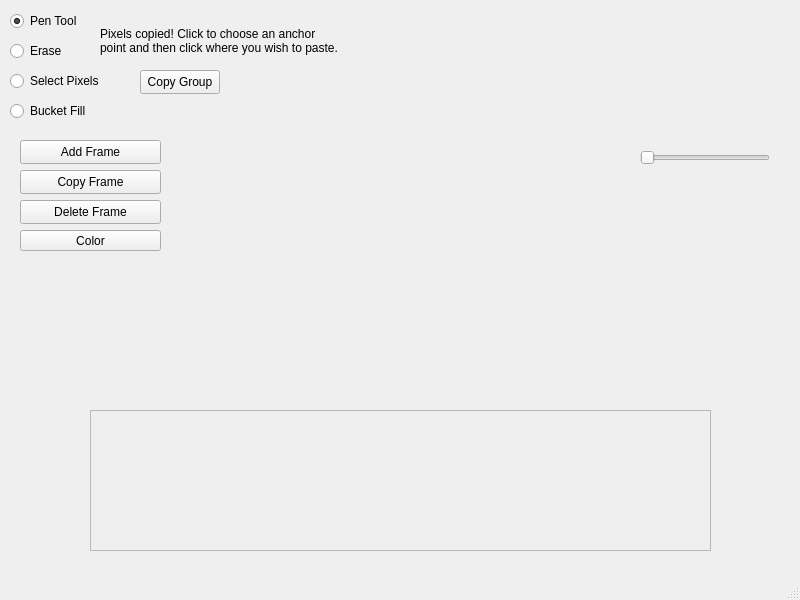
Qt form spriteeditor.ui (25hlarsen4/Sprite-Editor) before a commit.
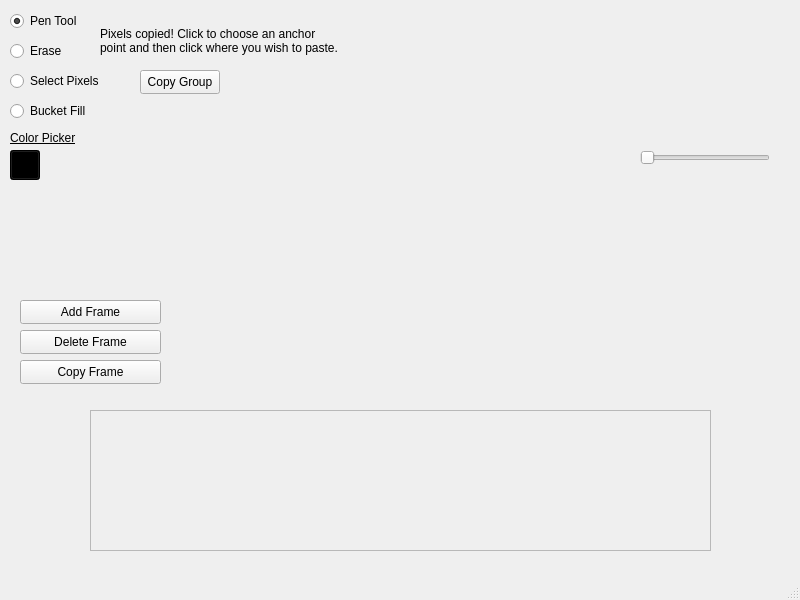
The same form after that commit. Custom widgets are drawn as their Qt base class.

Commit message: Changed the color button to show what color the user is currently using

```diff
--- a/spriteeditor.ui
+++ b/spriteeditor.ui
@@ -116,7 +116,7 @@
     <property name="geometry">
      <rect>
       <x>20</x>
-      <y>140</y>
+      <y>300</y>
       <width>141</width>
       <height>24</height>
      </rect>
@@ -129,7 +129,7 @@
     <property name="geometry">
      <rect>
       <x>20</x>
-      <y>170</y>
+      <y>360</y>
       <width>141</width>
       <height>24</height>
      </rect>
@@ -142,7 +142,7 @@
     <property name="geometry">
      <rect>
       <x>20</x>
-      <y>200</y>
+      <y>330</y>
       <width>141</width>
       <height>24</height>
      </rect>
@@ -209,14 +209,37 @@
    <widget class="QPushButton" name="colorButton">
     <property name="geometry">
      <rect>
-      <x>20</x>
-      <y>230</y>
-      <width>141</width>
-      <height>21</height>
+      <x>10</x>
+      <y>150</y>
+      <width>30</width>
+      <height>30</height>
      </rect>
     </property>
+    <property name="autoFillBackground">
+     <bool>false</bool>
+    </property>
+    <property name="styleSheet">
+     <string notr="true">background-color: rgb(0, 0, 0);</string>
+    </property>
     <property name="text">
-     <string>Color</string>
+     <string/>
+    </property>
+   </widget>
+   <widget class="QLabel" name="ColorLabel">
+    <property name="geometry">
+     <rect>
+      <x>10</x>
+      <y>130</y>
+      <width>71</width>
+      <height>16</height>
+     </rect>
+    </property>
+    <property name="styleSheet">
+     <string notr="true">font: 9pt &quot;Segoe UI&quot;;
+text-decoration: underline;</string>
+    </property>
+    <property name="text">
+     <string>Color Picker</string>
     </property>
    </widget>
   </widget>
```
The commit also changes 1 other file.
